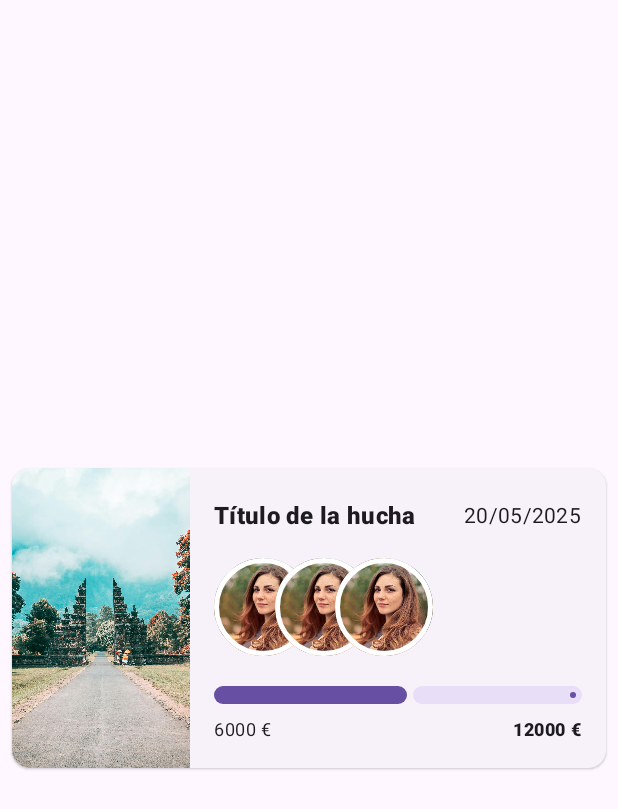
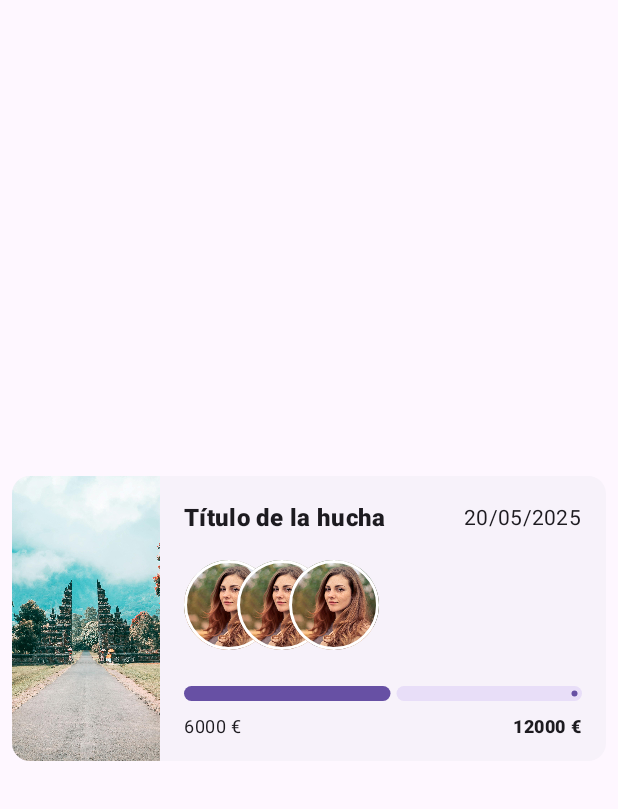
Before and after one commit to AnnaSolox/Kipon, an Android app built with Jetpack Compose: the screen it shows after launch (MainActivity), on a phone screen of 412 x 824 dp. Shown: the top 809 px of the screen. Run offline under Robolectric (Android 15) with nearby library versions, the phone set to English and light mode, and no system bars.

Commit message:
diseño UI

```diff
--- a/app/src/main/java/com/annasolox/kipon/ui/composables/AccountElevatedCard.kt
+++ b/app/src/main/java/com/annasolox/kipon/ui/composables/AccountElevatedCard.kt
@@ -1,11 +1,8 @@
 package com.annasolox.kipon.ui.composables
 
 import androidx.compose.foundation.Image
-import androidx.compose.foundation.background
 import androidx.compose.foundation.layout.Arrangement
-import androidx.compose.foundation.layout.Box
 import androidx.compose.foundation.layout.Column
-import androidx.compose.foundation.layout.IntrinsicSize
 import androidx.compose.foundation.layout.Row
 import androidx.compose.foundation.layout.Spacer
 import androidx.compose.foundation.layout.fillMaxHeight
@@ -20,13 +17,10 @@ import androidx.compose.material3.Text
 import androidx.compose.runtime.Composable
 import androidx.compose.ui.Alignment
 import androidx.compose.ui.Modifier
-import androidx.compose.ui.graphics.Color
 import androidx.compose.ui.layout.ContentScale
 import androidx.compose.ui.res.painterResource
 import androidx.compose.ui.text.font.FontWeight
-import androidx.compose.ui.tooling.preview.Preview
 import androidx.compose.ui.unit.dp
-import androidx.compose.ui.unit.max
 import androidx.compose.ui.zIndex
 import com.annasolox.kipon.R
 
@@ -40,23 +34,23 @@ fun AccountElevatedCard(users: Int = 3) {
         Row(
             Modifier
                 .fillMaxWidth()
-                .height(200.dp)
+                .height(190.dp)
         ) {
             Image(
                 painter = painterResource(id = R.drawable.account_photo),
                 contentDescription = null,
                 modifier = Modifier
                     .fillMaxHeight()
-                    .weight(.3f),
+                    .weight(.25f),
                 contentScale = ContentScale.Crop,
             )
             Column(
                 Modifier
                     .fillMaxWidth()
-                    .weight(.7f)
+                    .weight(.75f)
                     .padding(start = 16.dp, end = 16.dp),
             ) {
-                Spacer(Modifier.size(20.dp))
+                Spacer(Modifier.size(16.dp))
                 Row(
                     Modifier.fillMaxWidth(),
                     horizontalArrangement = Arrangement.SpaceBetween,
@@ -75,13 +69,13 @@ fun AccountElevatedCard(users: Int = 3) {
                 Row {
                     for (i in 0 until users) {
                         UserThumbnail(modifier = Modifier
-                            .size(65.dp)
+                            .size(60.dp)
                             .zIndex(i.toFloat())
                             .offset(x = (-i * 25).dp))
                     }
                 }
 
-                Spacer(Modifier.size(20.dp))
+                Spacer(Modifier.size(24.dp))
 
                 AccountProgressBar(6000, 12000)
             }
--- a/app/src/main/java/com/annasolox/kipon/ui/composables/AccountProgressBar.kt
+++ b/app/src/main/java/com/annasolox/kipon/ui/composables/AccountProgressBar.kt
@@ -11,18 +11,15 @@ import androidx.compose.material3.MaterialTheme
 import androidx.compose.material3.Text
 import androidx.compose.runtime.Composable
 import androidx.compose.ui.Modifier
-import androidx.compose.ui.graphics.Color
-import androidx.compose.ui.text.font.FontStyle
 import androidx.compose.ui.text.font.FontWeight
 import androidx.compose.ui.unit.dp
-import androidx.compose.ui.unit.sp
 
 @Composable
 fun AccountProgressBar(currentMoney: Int, moneyGoal: Int) {
     LinearProgressIndicator(
         modifier = Modifier
             .fillMaxWidth()
-            .height(12.dp),
+            .height(10.dp),
         progress = { .5f}
     )
 
--- a/app/src/main/java/com/annasolox/kipon/ui/composables/UserThumbnail.kt
+++ b/app/src/main/java/com/annasolox/kipon/ui/composables/UserThumbnail.kt
@@ -3,17 +3,13 @@ package com.annasolox.kipon.ui.composables
 
 import androidx.compose.foundation.Image
 import androidx.compose.foundation.border
-import androidx.compose.foundation.layout.size
 import androidx.compose.foundation.shape.CircleShape
 import androidx.compose.runtime.Composable
 import androidx.compose.ui.Modifier
 import androidx.compose.ui.draw.clip
 import androidx.compose.ui.graphics.Color
-import androidx.compose.ui.graphics.Shape
-import androidx.compose.ui.graphics.painter.Painter
 import androidx.compose.ui.layout.ContentScale
 import androidx.compose.ui.res.painterResource
-import androidx.compose.ui.unit.Dp
 import androidx.compose.ui.unit.dp
 import com.annasolox.kipon.R
 
@@ -25,6 +21,6 @@ fun UserThumbnail(modifier: Modifier) {
         contentScale = ContentScale.Crop,
         modifier = modifier
             .clip(CircleShape)
-            .border( 3.dp, Color.White, CircleShape)
+            .border( 2.dp, Color.White, CircleShape)
     )
 }
```
